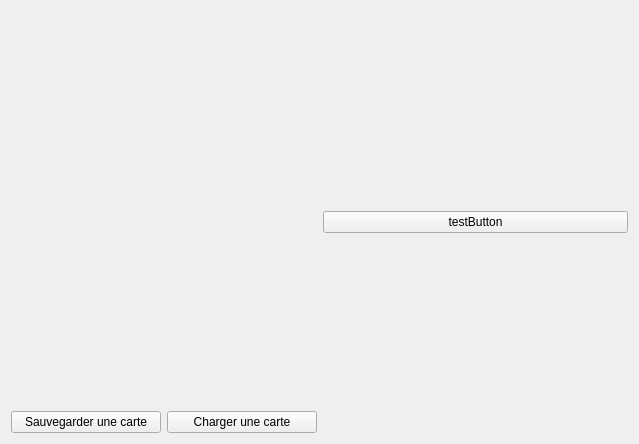
Qt form editor-form.ui (loicbourgois/snake2i) before a commit.
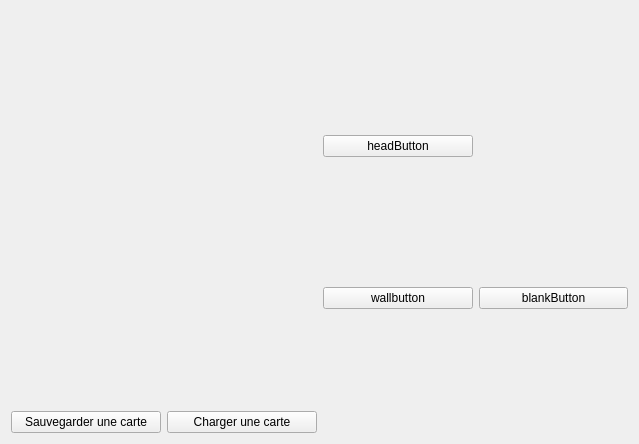
The same form after that commit.

Commit message: Button to control what you put on the map

```diff
--- a/editor-form.ui
+++ b/editor-form.ui
@@ -59,10 +59,24 @@
    </item>
    <item>
     <layout class="QGridLayout" name="gridLayout">
+     <item row="1" column="1">
+      <widget class="QPushButton" name="blankButton">
+       <property name="text">
+        <string>blankButton</string>
+       </property>
+      </widget>
+     </item>
+     <item row="1" column="0">
+      <widget class="QPushButton" name="wallButton">
+       <property name="text">
+        <string>wallbutton</string>
+       </property>
+      </widget>
+     </item>
      <item row="0" column="0">
       <widget class="QPushButton" name="testButton">
        <property name="text">
-        <string>testButton</string>
+        <string>headButton</string>
        </property>
       </widget>
      </item>
```
Left out of the diff: 2 changed lines with no effect on the pictures. The commit also changes 3 other files.
